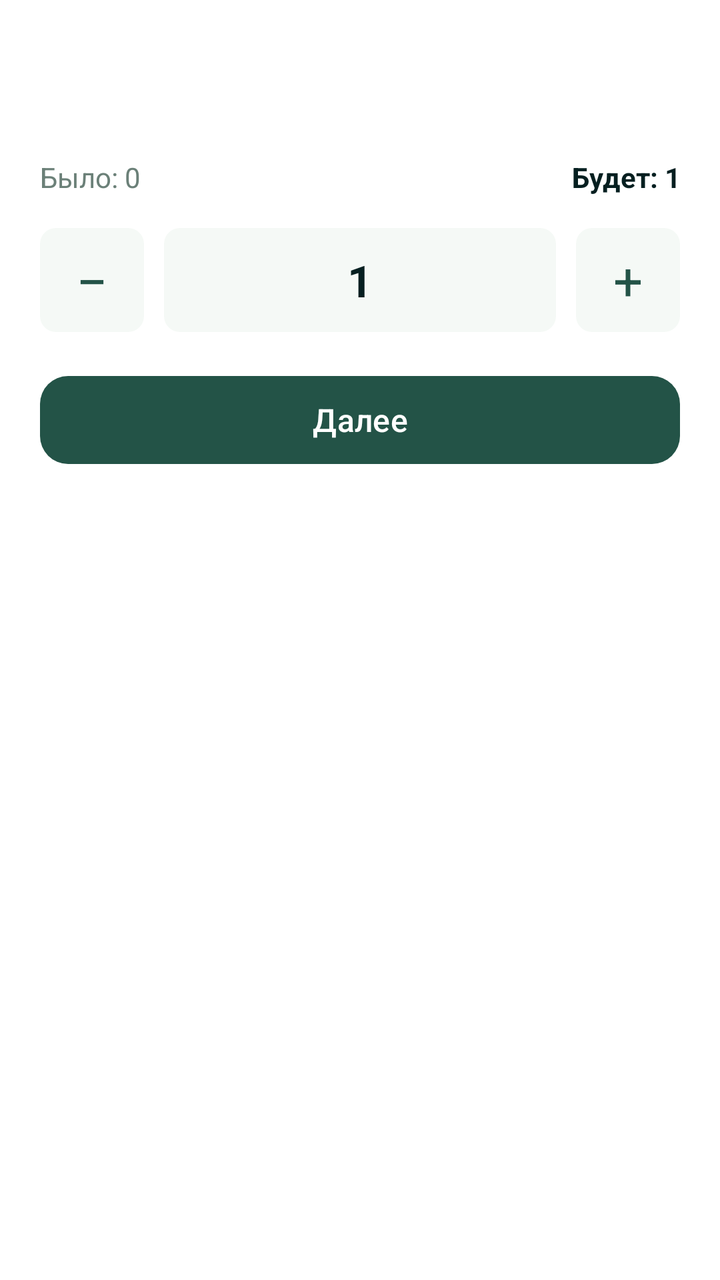
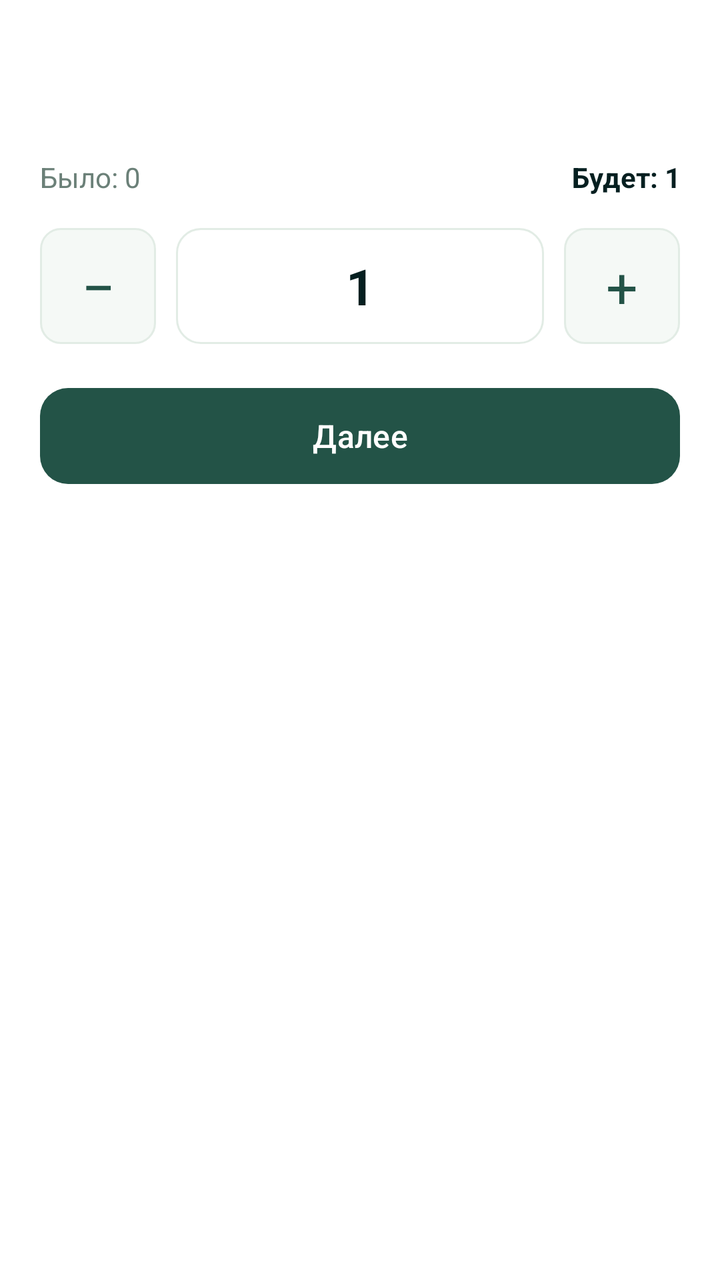

Before-and-after screenshots of an Android layout around one commit, followed by the original layout XML and the change that was made.
<!-- AndroidManifest.xml: application theme Theme.SevimliTZD -->
<!-- res/layout/dialog_quantity.xml -->
<?xml version="1.0" encoding="utf-8"?>
<LinearLayout xmlns:android="http://schemas.android.com/apk/res/android"
    android:layout_width="match_parent"
    android:layout_height="wrap_content"
    android:orientation="vertical"
    android:padding="20dp"
    android:background="@color/white">

    <TextView
        android:id="@+id/qName"
        android:layout_width="match_parent"
        android:layout_height="wrap_content"
        android:textColor="@color/text_dark"
        android:textSize="17sp"
        android:textStyle="bold" />

    <TextView
        android:id="@+id/qPrice"
        android:layout_width="match_parent"
        android:layout_height="wrap_content"
        android:layout_marginTop="4dp"
        android:textColor="@color/brand"
        android:textSize="15sp" />

    <TextView
        android:id="@+id/qPackInfo"
        android:layout_width="match_parent"
        android:layout_height="wrap_content"
        android:layout_marginTop="8dp"
        android:background="@drawable/bg_chip"
        android:backgroundTint="@color/brand_tint"
        android:paddingStart="10dp"
        android:paddingEnd="10dp"
        android:paddingTop="6dp"
        android:paddingBottom="6dp"
        android:textColor="@color/brand_dark"
        android:textSize="13sp"
        android:textStyle="bold"
        android:visibility="gone" />

    <LinearLayout
        android:layout_width="match_parent"
        android:layout_height="wrap_content"
        android:orientation="horizontal"
        android:layout_marginTop="12dp">

        <TextView
            android:id="@+id/qWas"
            android:layout_width="0dp"
            android:layout_height="wrap_content"
            android:layout_weight="1"
            android:text="Было: 0"
            android:textColor="@color/text_gray"
            android:textSize="14sp" />

        <TextView
            android:id="@+id/qWill"
            android:layout_width="0dp"
            android:layout_height="wrap_content"
            android:layout_weight="1"
            android:gravity="end"
            android:text="Будет: 1"
            android:textColor="@color/text_dark"
            android:textSize="14sp"
            android:textStyle="bold" />
    </LinearLayout>

    <LinearLayout
        android:layout_width="match_parent"
        android:layout_height="wrap_content"
        android:orientation="horizontal"
        android:gravity="center_vertical"
        android:layout_marginTop="16dp">

        <TextView
            android:id="@+id/btnMinus"
            android:layout_width="52dp"
            android:layout_height="52dp"
            android:gravity="center"
            android:text="−"
            android:textColor="@color/brand"
            android:textSize="28sp"
            android:background="@drawable/bg_chip" />

        <EditText
            android:id="@+id/qInput"
            android:layout_width="0dp"
            android:layout_height="52dp"
            android:layout_weight="1"
            android:layout_marginStart="10dp"
            android:layout_marginEnd="10dp"
            android:gravity="center"
            android:inputType="numberDecimal"
            android:text="1"
            android:textColor="@color/text_dark"
            android:textSize="22sp"
            android:textStyle="bold"
            android:background="@drawable/bg_chip" />

        <TextView
            android:id="@+id/btnPlus"
            android:layout_width="52dp"
            android:layout_height="52dp"
            android:gravity="center"
            android:text="+"
            android:textColor="@color/brand"
            android:textSize="26sp"
            android:background="@drawable/bg_chip" />
    </LinearLayout>

    <com.google.android.material.button.MaterialButton
        android:id="@+id/btnOk"
        android:layout_width="match_parent"
        android:layout_height="52dp"
        android:layout_marginTop="18dp"
        android:text="Далее"
        android:textAllCaps="false"
        android:textSize="16sp"
        app:backgroundTint="@color/brand"
        app:cornerRadius="14dp"
        xmlns:app="http://schemas.android.com/apk/res-auto" />
</LinearLayout>
<!-- resources referenced by this layout -->
<resources>
  <color name="brand">#235347</color>
  <color name="brand_dark">#163832</color>
  <color name="brand_tint">#DAF1DE</color>
  <color name="text_dark">#051F20</color>
  <color name="text_gray">#6B8078</color>
  <color name="white">#FFFFFF</color>
  <!-- drawable bg_chip (drawable) -->
  <shape xmlns:android="http://schemas.android.com/apk/res/android" android:shape="rectangle">
      <solid android:color="@color/bg_light"/>
      <corners android:radius="8dp"/>
  </shape>
  <style name="Theme.SevimliTZD" parent="Theme.Material3.Light.NoActionBar">
          <item name="colorPrimary">@color/brand</item>
          <item name="colorOnPrimary">@color/white</item>
          <item name="android:statusBarColor">@color/brand_dark</item>
          <item name="android:windowBackground">@color/bg_light</item>
      </style>
  <color name="bg_light">#F5F9F6</color>
</resources>

<!-- the commit's change to res/layout/dialog_quantity.xml (unified diff, before → after) -->
@@ -74,44 +74,46 @@
 
         <TextView
             android:id="@+id/btnMinus"
-            android:layout_width="52dp"
-            android:layout_height="52dp"
+            android:layout_width="58dp"
+            android:layout_height="58dp"
             android:gravity="center"
             android:text="−"
             android:textColor="@color/brand"
-            android:textSize="28sp"
-            android:background="@drawable/bg_chip" />
+            android:textSize="30sp"
+            android:background="@drawable/j_stepper" />
 
         <EditText
             android:id="@+id/qInput"
             android:layout_width="0dp"
-            android:layout_height="52dp"
+            android:layout_height="58dp"
             android:layout_weight="1"
             android:layout_marginStart="10dp"
             android:layout_marginEnd="10dp"
             android:gravity="center"
             android:inputType="numberDecimal"
+            android:selectAllOnFocus="true"
             android:text="1"
             android:textColor="@color/text_dark"
-            android:textSize="22sp"
+            android:textSize="25sp"
             android:textStyle="bold"
-            android:background="@drawable/bg_chip" />
+            android:fontFeatureSettings="tnum"
+            android:background="@drawable/j_field" />
 
         <TextView
             android:id="@+id/btnPlus"
-            android:layout_width="52dp"
-            android:layout_height="52dp"
+            android:layout_width="58dp"
+            android:layout_height="58dp"
             android:gravity="center"
             android:text="+"
             android:textColor="@color/brand"
-            android:textSize="26sp"
-            android:background="@drawable/bg_chip" />
+            android:textSize="28sp"
+            android:background="@drawable/j_stepper" />
     </LinearLayout>
 
     <com.google.android.material.button.MaterialButton
         android:id="@+id/btnOk"
         android:layout_width="match_parent"
-        android:layout_height="52dp"
+        android:layout_height="56dp"
         android:layout_marginTop="18dp"
         android:text="Далее"
         android:textAllCaps="false"
<!-- resource entries referenced after the edit -->
@@ -11,6 +11,16 @@
       <solid android:color="@color/bg_light"/>
       <corners android:radius="8dp"/>
   </shape>
+  <!-- drawable j_field (drawable) -->
+  <shape xmlns:android="http://schemas.android.com/apk/res/android" android:shape="rectangle">
+      <solid android:color="@color/white"/>
+      <corners android:radius="12dp"/>
+      <stroke android:width="1dp" android:color="@color/card_stroke"/></shape>
+  <!-- drawable j_stepper (drawable) -->
+  <shape xmlns:android="http://schemas.android.com/apk/res/android" android:shape="rectangle">
+      <solid android:color="@color/bg_light"/>
+      <corners android:radius="10dp"/>
+      <stroke android:width="1dp" android:color="@color/card_stroke"/></shape>
   <style name="Theme.SevimliTZD" parent="Theme.Material3.Light.NoActionBar">
           <item name="colorPrimary">@color/brand</item>
           <item name="colorOnPrimary">@color/white</item>
@@ -18,5 +28,6 @@
           <item name="android:windowBackground">@color/bg_light</item>
       </style>
   <color name="bg_light">#F5F9F6</color>
+  <color name="card_stroke">#E2ECE5</color>
 </resources>
 
